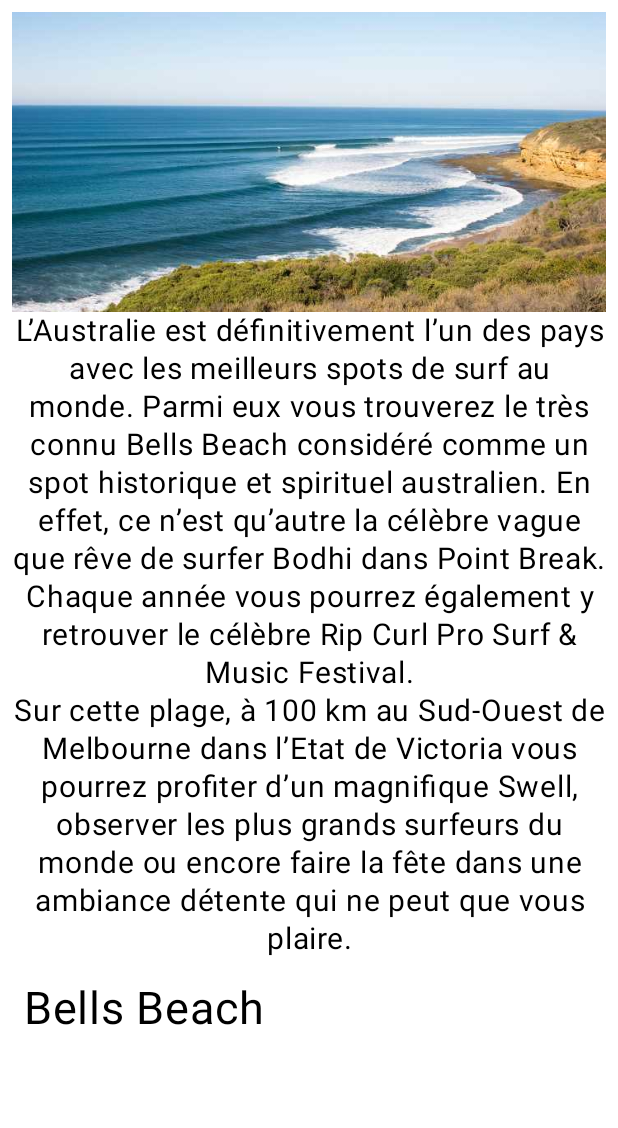
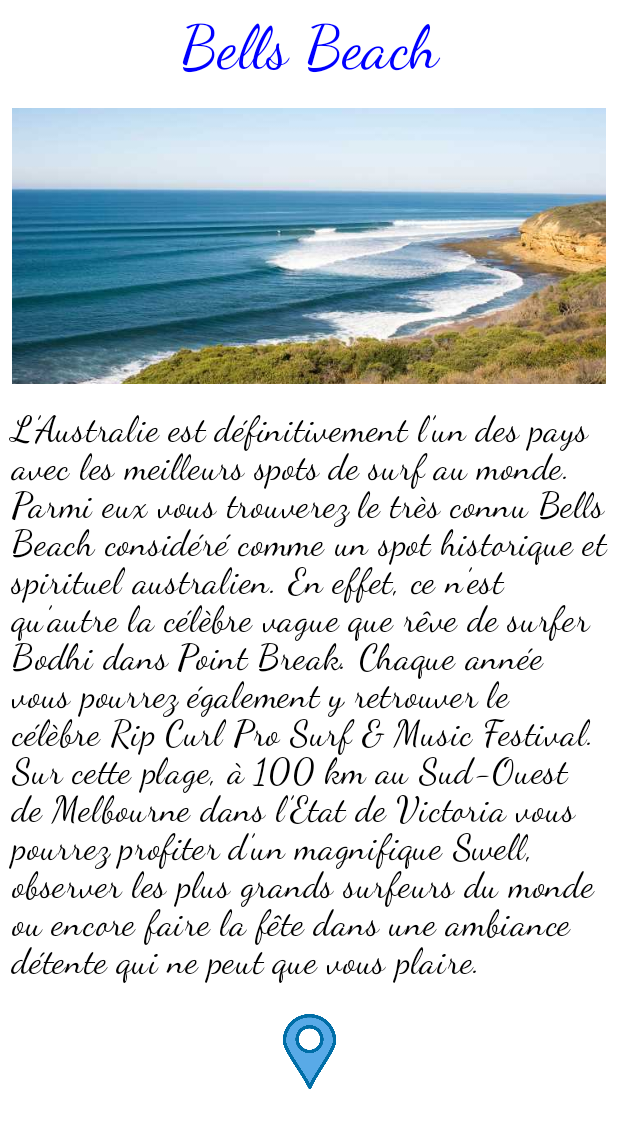
Before and after one commit to adatechschool/projet-collectif-mobile-front-surf-chill, an Android app built with Jetpack Compose: the @Preview function Preview, on a phone screen of 412 x 824 dp. Shown: the top 1128 px of the screen. Run offline under Robolectric (Android 15) with nearby library versions, the phone set to English and light mode, and no system bars.

```diff
--- a/app/src/main/java/com/example/surfchill/MainActivity.kt
+++ b/app/src/main/java/com/example/surfchill/MainActivity.kt
@@ -85,13 +85,14 @@ fun HomeScreen(modifier: Modifier = Modifier) {
 fun TitleApp(message: String, modifier: Modifier = Modifier) {
         Text(
             text = "Surf and Chill",
-            fontSize = 40.sp,
+            color = Color.Blue,
+            fontSize = 50.sp,
             lineHeight = 66.sp,
             textAlign = TextAlign.Center,
 
             modifier = Modifier
                 .fillMaxWidth()
-                .padding(bottom = 16.dp)
+                .padding(top = 30.dp,bottom = 16.dp)
         )}
 
 @OptIn(ExperimentalLayoutApi::class)
@@ -122,6 +123,7 @@ fun NavigateButton(onClick: () -> Unit, modifier: Modifier) {
             )
             Text(
                 text = "Let's go !",
+                fontSize = 25.sp,
                 color = Color.Black,
                 modifier = Modifier
                     .align(Alignment.Center)
--- a/app/src/main/java/com/example/surfchill/SpotScreen.kt
+++ b/app/src/main/java/com/example/surfchill/SpotScreen.kt
@@ -1,9 +1,11 @@
 package com.example.surfchill
 
 import android.os.Bundle
+import android.os.Message
 import androidx.activity.ComponentActivity
 import androidx.activity.compose.setContent
 import androidx.compose.foundation.Image
+import androidx.compose.foundation.border
 import androidx.compose.material3.Surface
 import androidx.compose.foundation.layout.Column
 import androidx.compose.foundation.layout.fillMaxSize
@@ -13,7 +15,9 @@ import androidx.compose.foundation.layout.padding
 import androidx.compose.material3.MaterialTheme
 import androidx.compose.material3.Text
 import androidx.compose.runtime.Composable
+import androidx.compose.runtime.movableContentOf
 import androidx.compose.ui.Modifier
+import androidx.compose.ui.graphics.Color
 import androidx.compose.ui.layout.ContentScale
 import androidx.compose.ui.res.painterResource
 import androidx.compose.ui.text.style.TextAlign
@@ -44,34 +48,46 @@ fun SpotScreen(message: String, modifier: Modifier = Modifier) {
             .fillMaxSize()
             .padding(8.dp)
     ){
-        Image(
-            painter = painterResource(id = R.drawable.bells_beach),
-            contentDescription = "Mer bleu et plage de sable blanc",
-            modifier = Modifier
-                .fillMaxWidth()
-                .height(200.dp),
-            contentScale = ContentScale.Crop
-        )
         Text(
-            text = "L’Australie est définitivement l’un des pays avec les meilleurs spots de surf au monde. Parmi eux vous trouverez le très connu Bells Beach considéré comme un spot historique et spirituel australien. En effet, ce n’est qu’autre la célèbre vague que rêve de surfer Bodhi dans Point Break. Chaque année vous pourrez également y retrouver le célèbre Rip Curl Pro Surf & Music Festival.\n" +
-                    "Sur cette plage, à 100 km au Sud-Ouest de Melbourne dans l’Etat de Victoria vous pourrez profiter d’un magnifique Swell, observer les plus grands surfeurs du monde ou encore faire la fête dans une ambiance détente qui ne peut que vous plaire.",
-            fontSize = 20.sp,
+            text = "Bells Beach",
+            color = Color.Blue,
+            fontSize = 40.sp,
             lineHeight = 25.sp,
             textAlign = TextAlign.Center,
             modifier = Modifier
                 .fillMaxWidth()
                 .padding(bottom = 16.dp)
         )
-        Text(
-            text = " Bells Beach ",
-            fontSize = 30.sp,
-            textAlign = TextAlign.Start,
+        Image(
+            painter = painterResource(id = R.drawable.bells_beach),
+            contentDescription = "Mer bleu et plage de sable blanc",
             modifier = Modifier
                 .fillMaxWidth()
-                .padding(bottom = 16.dp)
+                .height(200.dp)
+                .padding(bottom = 16.dp),
+            contentScale = ContentScale.Crop
+        )
+        Text(
+            text = "L’Australie est définitivement l’un des pays avec les meilleurs spots de surf au monde. Parmi eux vous trouverez le très connu Bells Beach considéré comme un spot historique et spirituel australien. En effet, ce n’est qu’autre la célèbre vague que rêve de surfer Bodhi dans Point Break. Chaque année vous pourrez également y retrouver le célèbre Rip Curl Pro Surf & Music Festival.\n" +
+                    "Sur cette plage, à 100 km au Sud-Ouest de Melbourne dans l’Etat de Victoria vous pourrez profiter d’un magnifique Swell, observer les plus grands surfeurs du monde ou encore faire la fête dans une ambiance détente qui ne peut que vous plaire.",
+            fontSize = 24.sp,
+            lineHeight = 25.sp,
+            textAlign = TextAlign.Left,
+            modifier = Modifier
+                .fillMaxWidth()
+                .padding(bottom = 20.dp)
+        )
+        Image(
+            painter = painterResource(id = R.drawable.lieu),
+            contentDescription = "goutte bleue symbolisant un lieu sur une carte",
+            modifier = Modifier
+                .fillMaxWidth()
+                .height(50.dp)
+
         )
     }
 }
+
 @Preview(showBackground = true, showSystemUi = true)
 @Composable
 fun Preview() {
--- a/app/src/main/java/com/example/surfchill/ui/theme/Type.kt
+++ b/app/src/main/java/com/example/surfchill/ui/theme/Type.kt
@@ -9,7 +9,7 @@ import androidx.compose.ui.unit.sp
 // Set of Material typography styles to start with
 val Typography = Typography(
     bodyLarge = TextStyle(
-        fontFamily = FontFamily.Default,
+        fontFamily = FontFamily.Cursive,
         fontWeight = FontWeight.Normal,
         fontSize = 16.sp,
         lineHeight = 24.sp,
--- a/app/src/main/res/values/colors.xml
+++ b/app/src/main/res/values/colors.xml
@@ -7,4 +7,5 @@
     <color name="teal_700">#FF018786</color>
     <color name="black">#FF000000</color>
     <color name="white">#FFFFFFFF</color>
+    <color name="blue">#5CAFE7</color>
 </resources>
--- a/build.gradle.kts
+++ b/build.gradle.kts
@@ -1,5 +1,5 @@
 // Top-level build file where you can add configuration options common to all sub-projects/modules.
 plugins {
-    id("com.android.application") version "8.2.0" apply false
+    id("com.android.application") version "8.2.1" apply false
     id("org.jetbrains.kotlin.android") version "1.9.0" apply false
 }
```
Also changed, not shown: app/src/main/res/drawable-nodpi/lieu.png (added), 1 other file.
